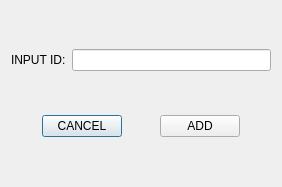
bitlinux/qtchat, file chat/add_group_member.ui: the form before one commit.
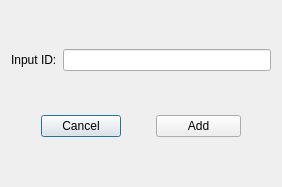
The form after the commit.

Diff of the .ui file:
```diff
--- a/chat/add_group_member.ui
+++ b/chat/add_group_member.ui
@@ -24,7 +24,7 @@
        <item>
         <widget class="QLabel" name="label">
          <property name="text">
-          <string>INPUT ID:</string>
+          <string>Input ID:</string>
          </property>
         </widget>
        </item>
@@ -54,7 +54,7 @@
        <item>
         <widget class="QPushButton" name="pushButton">
          <property name="text">
-          <string>CANCEL</string>
+          <string>Cancel</string>
          </property>
         </widget>
        </item>
@@ -73,8 +73,14 @@
        </item>
        <item>
         <widget class="QPushButton" name="add">
+         <property name="minimumSize">
+          <size>
+           <width>85</width>
+           <height>0</height>
+          </size>
+         </property>
          <property name="text">
-          <string>ADD</string>
+          <string>Add</string>
          </property>
         </widget>
        </item>
```
